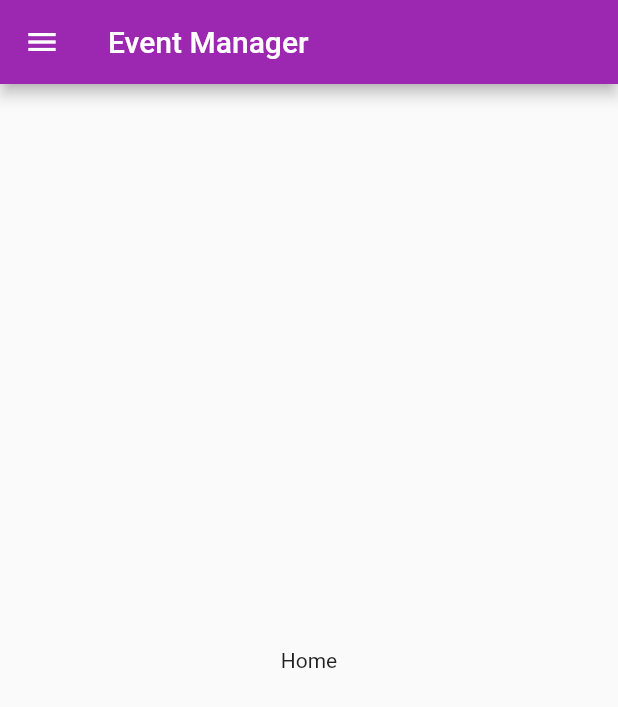
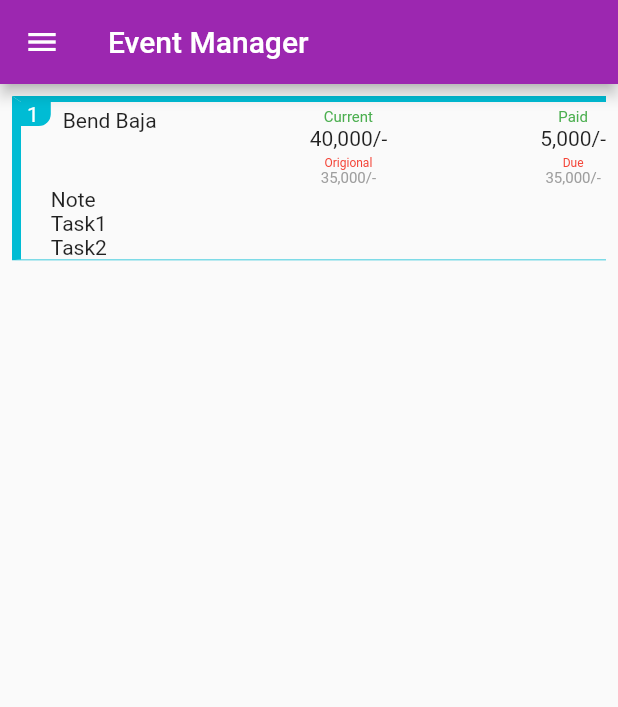
Before and after one commit to NalinMeher/Event-Manager, a Flutter app: the screen it shows after launch, on a phone screen of 412 x 824 dp. Shown: the top 707 px of the screen. Run offline on Flutter 3.47's test engine with Material 2 defaults, Android fonts, the phone set to English and light mode, and no system bars.

Commit message:
Interim Commit

```diff
--- a/event_manager/lib/pages/Home.dart
+++ b/event_manager/lib/pages/Home.dart
@@ -1,5 +1,6 @@
 import 'package:flutter/material.dart';
 
+import '../widgets/BudgetRow.dart';
 import '../widgets/MyDrawer.dart';
 
 class Home extends StatelessWidget {
@@ -11,10 +12,72 @@ class Home extends StatelessWidget {
       appBar: AppBar(
         title: const Text("Event Manager"),
       ),
-      body: const Center(
-        child: Text("Home"),
-      ),
+      body: const DashboardBody(),
       drawer: const MyDrawer(),
     );
   }
 }
+
+class DashboardBody extends StatelessWidget {
+  const DashboardBody({
+    Key? key,
+  }) : super(key: key);
+
+  @override
+  Widget build(BuildContext context) {
+    return ListView(
+      padding: const EdgeInsets.all(8.0),
+      children: const [EventItem()],
+    );
+  }
+}
+
+class EventItem extends StatelessWidget {
+  const EventItem({
+    Key? key,
+  }) : super(key: key);
+
+  @override
+  Widget build(BuildContext context) {
+    return Container(
+      decoration: BoxDecoration(
+          border: Border(
+        left: BorderSide(color: Colors.cyan, width: 6),
+        top: BorderSide(color: Colors.cyan, width: 4),
+        bottom: BorderSide(color: Colors.cyan, width: 0.5),
+      )),
+      child: Container(
+        child: Row(
+          crossAxisAlignment: CrossAxisAlignment.start,
+          children: [
+            Container(
+              child: Container(
+                alignment: Alignment.topLeft,
+                child: Text("1", style: TextStyle(color: Colors.white)),
+              ),
+              padding: EdgeInsets.only(left: 4, right: 8),
+              decoration: BoxDecoration(
+                color: Colors.cyan,
+                borderRadius: BorderRadius.only(
+                  bottomRight: Radius.circular(8),
+                ),
+              ),
+            ),
+            Expanded(
+              child: Column(
+                mainAxisAlignment: MainAxisAlignment.spaceEvenly,
+                crossAxisAlignment: CrossAxisAlignment.start,
+                children: [
+                  const BudgetRow(),
+                  Text("Note"),
+                  Text("Task1"),
+                  Text("Task2"),
+                ],
+              ),
+            )
+          ],
+        ),
+      ),
+    );
+  }
+}
--- /dev/null
+++ b/event_manager/lib/widgets/BudgetRow.dart
@@ -0,0 +1,76 @@
+import 'package:flutter/material.dart';
+
+class BudgetRow extends StatelessWidget {
+  const BudgetRow({Key? key}) : super(key: key);
+
+  @override
+  Widget build(BuildContext context) {
+    return Container(
+      padding: EdgeInsets.only(left: 8, top: 4),
+      child: Row(
+        mainAxisAlignment: MainAxisAlignment.spaceBetween,
+        crossAxisAlignment: CrossAxisAlignment.start,
+        children: [
+          Text("Bend Baja"),
+          Column(
+            children: [
+              Text(
+                "Current",
+                style: greenSmallText(),
+              ),
+              Text("40,000/-"),
+              const SizedBox(height: 4),
+              Text(
+                "Origional",
+                style: redSmallText(),
+              ),
+              Text(
+                "35,000/-",
+                style: fadeSmallText(),
+              ),
+            ],
+          ),
+          Column(
+            children: [
+              Text(
+                "Paid",
+                style: greenSmallText(),
+              ),
+              Text("5,000/-"),
+              const SizedBox(height: 4),
+              Text(
+                "Due",
+                style: redSmallText(),
+              ),
+              Text(
+                "35,000/-",
+                style: fadeSmallText(),
+              ),
+            ],
+          ),
+        ],
+      ),
+    );
+  }
+}
+
+TextStyle greenSmallText() {
+  return const TextStyle(
+    color: Colors.green,
+    fontSize: 10,
+  );
+}
+
+TextStyle redSmallText() {
+  return const TextStyle(
+    color: Colors.red,
+    fontSize: 8,
+  );
+}
+
+TextStyle fadeSmallText() {
+  return const TextStyle(
+    color: Colors.grey,
+    fontSize: 10,
+  );
+}
```
